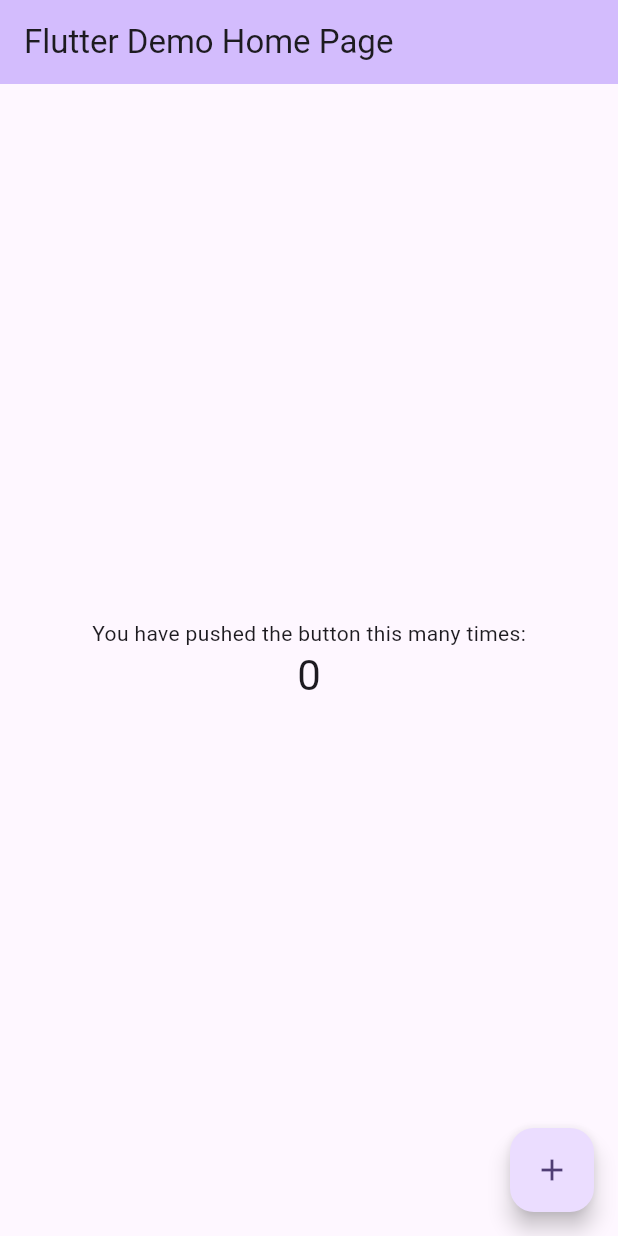
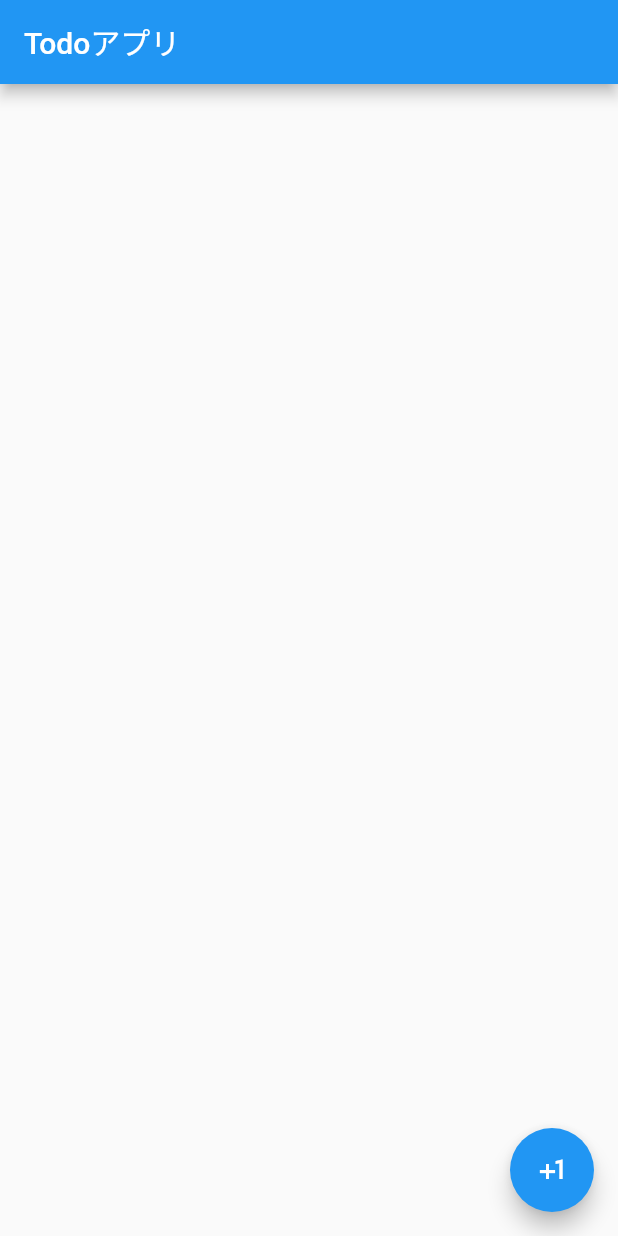
Before and after one commit to tungsten-bkc/fighting_games_memo, a Flutter app: the screen it shows after launch, on a phone screen of 412 x 824 dp. Run offline on Flutter 3.47's test engine with Material 2 defaults, Android fonts, the phone set to English and light mode, and no system bars; our stand-ins replace flutter_bloc, sqflite; accounts and stored records are empty.

Commit message:
todo app

```diff
--- /dev/null
+++ b/lib/database_helper.dart
@@ -0,0 +1,46 @@
+import 'package:fighting_games_memo/todo.dart';
+import 'package:flutter/foundation.dart';
+import 'package:sqflite/sqflite.dart';
+
+class DatabaseHelper {
+  Database? _database;
+
+  Future<void> initializeDatabase() async {
+    _database = await openDatabase(
+      'todo_database.db',
+      version: 1,
+      onCreate: (db, version) {
+        db.execute('''
+          CREATE TABLE todos(
+            id INTEGER PRIMARY KEY AUTOINCREMENT,
+            title TEXT,
+            isCompleted INTEGER
+          )
+        ''');
+      },
+    );
+    debugPrint('Success');
+  }
+
+  Future<List<Todo>> getTodos() async {
+    if (!_isDatabaseInitialized()) {
+      throw Exception("Database not initialized!");
+    }
+    final List<Map<String, dynamic>> maps = await _database!.query('todos');
+    return List.generate(maps.length, (i) {
+      return Todo(
+        id: maps[i]['id'],
+        title: maps[i]['title'],
+        isCompleted: maps[i]['isCompleted'],
+      );
+    });
+  }
+
+  Future<void> insertTodo(Todo todo) async {
+    await _database?.insert('todos', todo.toMap());
+  }
+
+  bool _isDatabaseInitialized() {
+    return (_database != null) && _database!.isOpen;
+  }
+}
--- a/lib/main.dart
+++ b/lib/main.dart
@@ -1,125 +1,32 @@
+import 'package:fighting_games_memo/todo_list_page.dart';
+import 'package:fighting_games_memo/database_helper.dart';
+import 'package:fighting_games_memo/todo_bloc.dart';
 import 'package:flutter/material.dart';
+import 'package:flutter_bloc/flutter_bloc.dart';
 
-void main() {
-  runApp(const MyApp());
+void main() async {
+  WidgetsFlutterBinding.ensureInitialized();
+  DatabaseHelper databaseHelper = DatabaseHelper();
+  try {
+    await databaseHelper.initializeDatabase();
+  } catch (e) {
+    debugPrint('Database initialization error: $e');
+  }
+  runApp(MyApp(databaseHelper: databaseHelper));
 }
 
 class MyApp extends StatelessWidget {
-  const MyApp({super.key});
+  final DatabaseHelper databaseHelper;
 
-  // This widget is the root of your application.
+  const MyApp({super.key, required this.databaseHelper});
+
   @override
   Widget build(BuildContext context) {
     return MaterialApp(
-      title: 'Flutter Demo',
-      theme: ThemeData(
-        // This is the theme of your application.
-        //
-        // TRY THIS: Try running your application with "flutter run". You'll see
-        // the application has a blue toolbar. Then, without quitting the app,
-        // try changing the seedColor in the colorScheme below to Colors.green
-        // and then invoke "hot reload" (save your changes or press the "hot
-        // reload" button in a Flutter-supported IDE, or press "r" if you used
-        // the command line to start the app).
-        //
-        // Notice that the counter didn't reset back to zero; the application
-        // state is not lost during the reload. To reset the state, use hot
-        // restart instead.
-        //
-        // This works for code too, not just values: Most code changes can be
-        // tested with just a hot reload.
-        colorScheme: ColorScheme.fromSeed(seedColor: Colors.deepPurple),
-        useMaterial3: true,
+      home: BlocProvider(
+        create: (context) => TodoBloc(databaseHelper: databaseHelper),
+        child: const TodoListPage(),
       ),
-      home: const MyHomePage(title: 'Flutter Demo Home Page'),
     );
   }
 }
-
-class MyHomePage extends StatefulWidget {
-  const MyHomePage({super.key, required this.title});
-
-  // This widget is the home page of your application. It is stateful, meaning
-  // that it has a State object (defined below) that contains fields that affect
-  // how it looks.
-
-  // This class is the configuration for the state. It holds the values (in this
-  // case the title) provided by the parent (in this case the App widget) and
-  // used by the build method of the State. Fields in a Widget subclass are
-  // always marked "final".
-
-  final String title;
-
-  @override
-  State<MyHomePage> createState() => _MyHomePageState();
-}
-
-class _MyHomePageState extends State<MyHomePage> {
-  int _counter = 0;
-
-  void _incrementCounter() {
-    setState(() {
-      // This call to setState tells the Flutter framework that something has
-      // changed in this State, which causes it to rerun the build method below
-      // so that the display can reflect the updated values. If we changed
-      // _counter without calling setState(), then the build method would not be
-      // called again, and so nothing would appear to happen.
-      _counter++;
-    });
-  }
-
-  @override
-  Widget build(BuildContext context) {
-    // This method is rerun every time setState is called, for instance as done
-    // by the _incrementCounter method above.
-    //
-    // The Flutter framework has been optimized to make rerunning build methods
-    // fast, so that you can just rebuild anything that needs updating rather
-    // than having to individually change instances of widgets.
-    return Scaffold(
-      appBar: AppBar(
-        // TRY THIS: Try changing the color here to a specific color (to
-        // Colors.amber, perhaps?) and trigger a hot reload to see the AppBar
-        // change color while the other colors stay the same.
-        backgroundColor: Theme.of(context).colorScheme.inversePrimary,
-        // Here we take the value from the MyHomePage object that was created by
-        // the App.build method, and use it to set our appbar title.
-        title: Text(widget.title),
-      ),
-      body: Center(
-        // Center is a layout widget. It takes a single child and positions it
-        // in the middle of the parent.
-        child: Column(
-          // Column is also a layout widget. It takes a list of children and
-          // arranges them vertically. By default, it sizes itself to fit its
-          // children horizontally, and tries to be as tall as its parent.
-          //
-          // Column has various properties to control how it sizes itself and
-          // how it positions its children. Here we use mainAxisAlignment to
-          // center the children vertically; the main axis here is the vertical
-          // axis because Columns are vertical (the cross axis would be
-          // horizontal).
-          //
-          // TRY THIS: Invoke "debug painting" (choose the "Toggle Debug Paint"
-          // action in the IDE, or press "p" in the console), to see the
-          // wireframe for each widget.
-          mainAxisAlignment: MainAxisAlignment.center,
-          children: <Widget>[
-            const Text(
-              'You have pushed the button this many times:',
-            ),
-            Text(
-              '$_counter',
-              style: Theme.of(context).textTheme.headlineMedium,
-            ),
-          ],
-        ),
-      ),
-      floatingActionButton: FloatingActionButton(
-        onPressed: _incrementCounter,
-        tooltip: 'Increment',
-        child: const Icon(Icons.add),
-      ), // This trailing comma makes auto-formatting nicer for build methods.
-    );
-  }
-}
--- /dev/null
+++ b/lib/todo.dart
@@ -0,0 +1,15 @@
+class Todo {
+  int? id;
+  final String title;
+  final int isCompleted;
+
+  Todo({this.id, required this.title, required this.isCompleted});
+
+  Map<String, dynamic> toMap() {
+    return {
+      'id': id,
+      'title': title,
+      'isCompleted': isCompleted,
+    };
+  }
+}
--- /dev/null
+++ b/lib/todo_bloc.dart
@@ -0,0 +1,43 @@
+import 'package:fighting_games_memo/database_helper.dart';
+import 'package:fighting_games_memo/todo.dart';
+import 'package:flutter_bloc/flutter_bloc.dart';
+
+class TodoBloc extends Bloc<TodoEvent, TodoState> {
+  final DatabaseHelper databaseHelper;
+
+  TodoBloc({required this.databaseHelper}) : super(TodoInitial()) {
+    on<AddTodo>((event, emit) async {
+      await databaseHelper.insertTodo(event.todo);
+      emit(TodoAdded());
+    });
+
+    on<LoadTodos>((event, emit) async {
+      final todos = await databaseHelper.getTodos();
+      emit(TodosLoaded(todos));
+    });
+  }
+}
+
+// イベント
+abstract class TodoEvent {}
+
+class AddTodo extends TodoEvent {
+  final Todo todo;
+
+  AddTodo({required this.todo});
+}
+
+class LoadTodos extends TodoEvent {}
+
+// ステート
+abstract class TodoState {}
+
+class TodoInitial extends TodoState {}
+
+class TodosLoaded extends TodoState {
+  final List<Todo> todos;
+
+  TodosLoaded(this.todos);
+}
+
+class TodoAdded extends TodoState {}
--- /dev/null
+++ b/lib/todo_list_page.dart
@@ -0,0 +1,63 @@
+import 'package:fighting_games_memo/todo_add_dialog.dart';
+import 'package:fighting_games_memo/todo_bloc.dart';
+import 'package:flutter/material.dart';
+import 'package:flutter_bloc/flutter_bloc.dart';
+
+class TodoListPage extends StatelessWidget {
+  const TodoListPage({super.key});
+
+  @override
+  // ignore: avoid_renaming_method_parameters
+  Widget build(BuildContext todolistContext) {
+    return Scaffold(
+      appBar: AppBar(
+        title: const Text('Todoアプリ'),
+      ),
+      floatingActionButton: FloatingActionButton(
+        child: const Icon(Icons.plus_one),
+        onPressed: () {
+          showDialog(
+            context: todolistContext,
+            builder: (BuildContext context) {
+              return TodoAddDialog(
+                todoBloc: BlocProvider.of<TodoBloc>(todolistContext),
+              ); // カスタムのダイアログを表示
+            },
+          );
+        },
+      ),
+      body: BlocListener<TodoBloc, TodoState>(
+        listener: (context, state) {},
+        child: BlocBuilder<TodoBloc, TodoState>(
+          builder: (context, state) {
+            if (state is TodoInitial) {
+              BlocProvider.of<TodoBloc>(context).add(LoadTodos());
+              return const Center(child: CircularProgressIndicator());
+            } else if (state is TodosLoaded) {
+              final todos = state.todos;
+              return ListView.builder(
+                itemCount: todos.length,
+                itemBuilder: (context, index) {
+                  var todo = todos[index];
+                  return ListTile(
+                    title: Text(todo.title),
+                    subtitle: Text('ID: ${todo.id}'),
+                    trailing: Checkbox(
+                      value: todo.isCompleted == 1,
+                      onChanged: (bool? value) {
+                        // Todoの完了状態を更新する処理を追加することができます
+                      },
+                    ),
+                  );
+                },
+              );
+            } else {
+              debugPrint(state.toString());
+              return const Center(child: Text('エラーが発生しました'));
+            }
+          },
+        ),
+      ),
+    );
+  }
+}
```
Also changed, not shown: lib/todo_add_dialog.dart (added, +43 -0 lines), pubspec.yaml (+3 -68 lines), pubspec.lock, 10 other files.
